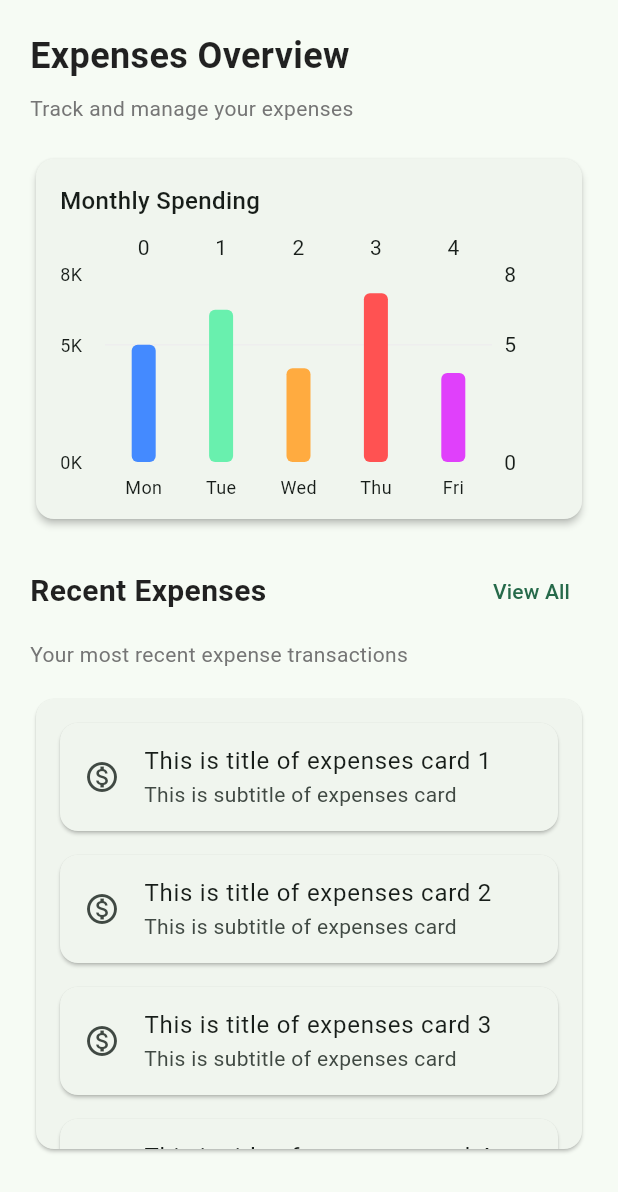
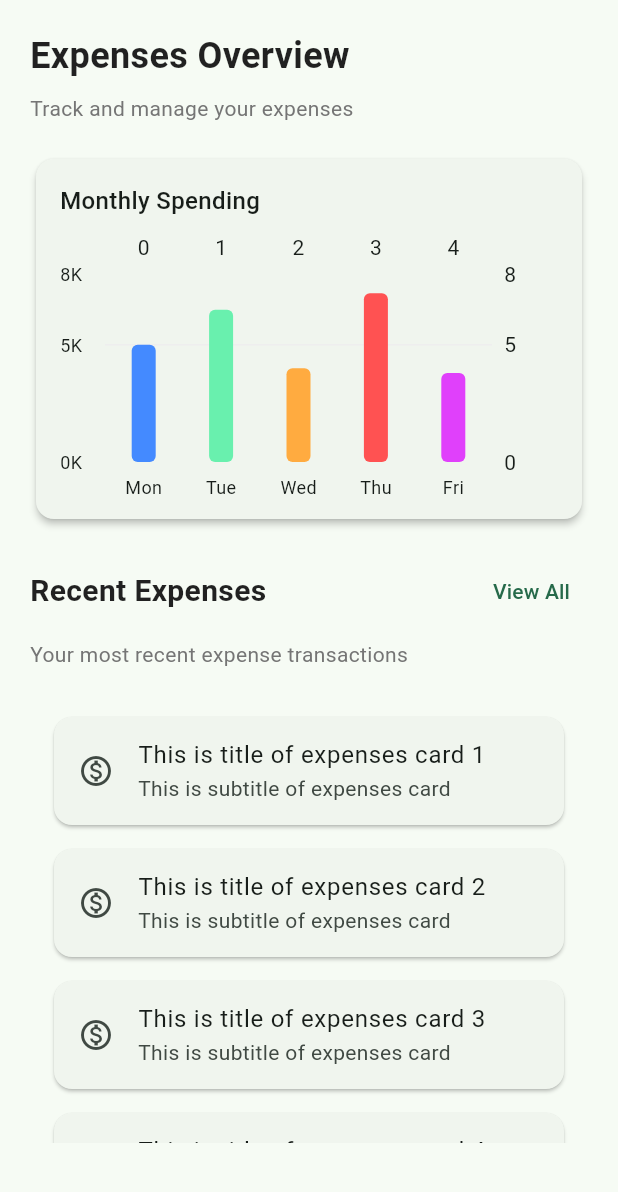
Before and after one commit to DinukaPrasad/EL_Tracker_app, a Flutter app: the ExpensesView widget shown alone on an empty page, opened directly, on a phone screen of 412 x 824 dp. Shown: the top 1192 px of the screen. Run offline on Flutter 3.47's test engine with Material 3 defaults, Android fonts, the light colour scheme and no system bars; drawn by our look-alikes of fl_chart; our stand-ins replace firebase_auth, firebase_core; accounts and stored records are empty.

Commit message:
remove Card widget

```diff
--- a/lib/screens/expenses_view.dart
+++ b/lib/screens/expenses_view.dart
@@ -11,6 +11,7 @@ class ExpensesView extends StatefulWidget {
 
 class _ExpensesViewState extends State<ExpensesView> {
   final List<String> _expensesCards = ['1', '2', '3', '4', '5'];
+  // ignore: unused_field
   int _touchedIndex = -1;
 
   // Sample data for the bar chart
@@ -167,12 +168,7 @@ class _ExpensesViewState extends State<ExpensesView> {
             const SizedBox(height: 16),
 
             // Expense List
-            Card(
-              // elevation: 2,
-              shape: RoundedRectangleBorder(
-                borderRadius: BorderRadius.circular(12),
-              ),
-              child: SizedBox(
+            SizedBox(
               height: 300,
               child: ListView.builder(
                 physics: const BouncingScrollPhysics(),
@@ -187,7 +183,6 @@ class _ExpensesViewState extends State<ExpensesView> {
                     child: ExpenseCard(cardCount: _expensesCards[index]),
                   );
                 },
-                ),
               ),
             ),
           ],
```
Lines whose indentation alone changed are shown as unchanged.
